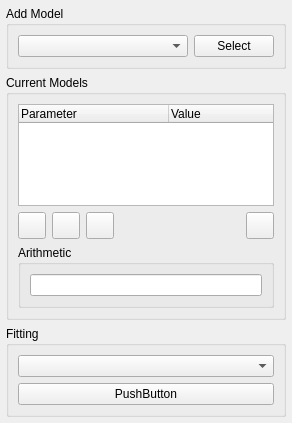
Before: the Qt Designer form specviz/data/qt/ui/model_fitting_plugin.ui in spacetelescope/specviz, drawn with Qt 5.
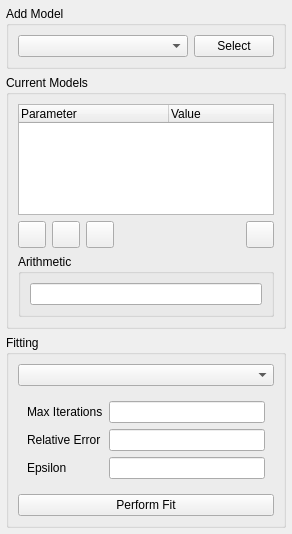
After: the same form once the commit is applied. Icons and pictures are not drawn. Custom widgets are drawn as their Qt base class.

Commit message: Incorporate new custom widget; improve plugin inheritance

```diff
--- a/specviz/data/qt/ui/model_fitting_plugin.ui
+++ b/specviz/data/qt/ui/model_fitting_plugin.ui
@@ -7,7 +7,7 @@
     <x>0</x>
     <y>0</y>
     <width>292</width>
-    <height>423</height>
+    <height>534</height>
    </rect>
   </property>
   <property name="windowTitle">
@@ -217,10 +217,46 @@
       <item>
        <widget class="QComboBox" name="combo_box_fitting"/>
       </item>
+      <item>
+       <widget class="Spoiler" name="advanced_settings" native="true">
+        <layout class="QFormLayout" name="formLayout">
+         <item row="0" column="0">
+          <widget class="QLabel" name="max_iterations_label">
+           <property name="text">
+            <string>Max Iterations</string>
+           </property>
+          </widget>
+         </item>
+         <item row="0" column="1">
+          <widget class="QLineEdit" name="max_iterations_line_edit"/>
+         </item>
+         <item row="1" column="0">
+          <widget class="QLabel" name="relative_error_label">
+           <property name="text">
+            <string>Relative Error</string>
+           </property>
+          </widget>
+         </item>
+         <item row="1" column="1">
+          <widget class="QLineEdit" name="relative_error_line_edit"/>
+         </item>
+         <item row="2" column="0">
+          <widget class="QLabel" name="epsilon_label">
+           <property name="text">
+            <string>Epsilon</string>
+           </property>
+          </widget>
+         </item>
+         <item row="2" column="1">
+          <widget class="QLineEdit" name="epsilon_line_edit"/>
+         </item>
+        </layout>
+       </widget>
+      </item>
       <item>
        <widget class="QPushButton" name="button_perform_fit">
         <property name="text">
-         <string>PushButton</string>
+         <string>Perform Fit</string>
         </property>
        </widget>
       </item>
@@ -229,6 +265,14 @@
    </item>
   </layout>
  </widget>
+ <customwidgets>
+  <customwidget>
+   <class>Spoiler</class>
+   <extends>QWidget</extends>
+   <header>specviz.widgets.spoiler</header>
+   <container>1</container>
+  </customwidget>
+ </customwidgets>
  <resources>
   <include location="../resources/resources.qrc"/>
  </resources>
```
Left out of the diff: 4 changed lines with no effect on the pictures. The commit also changes 9 other files.
